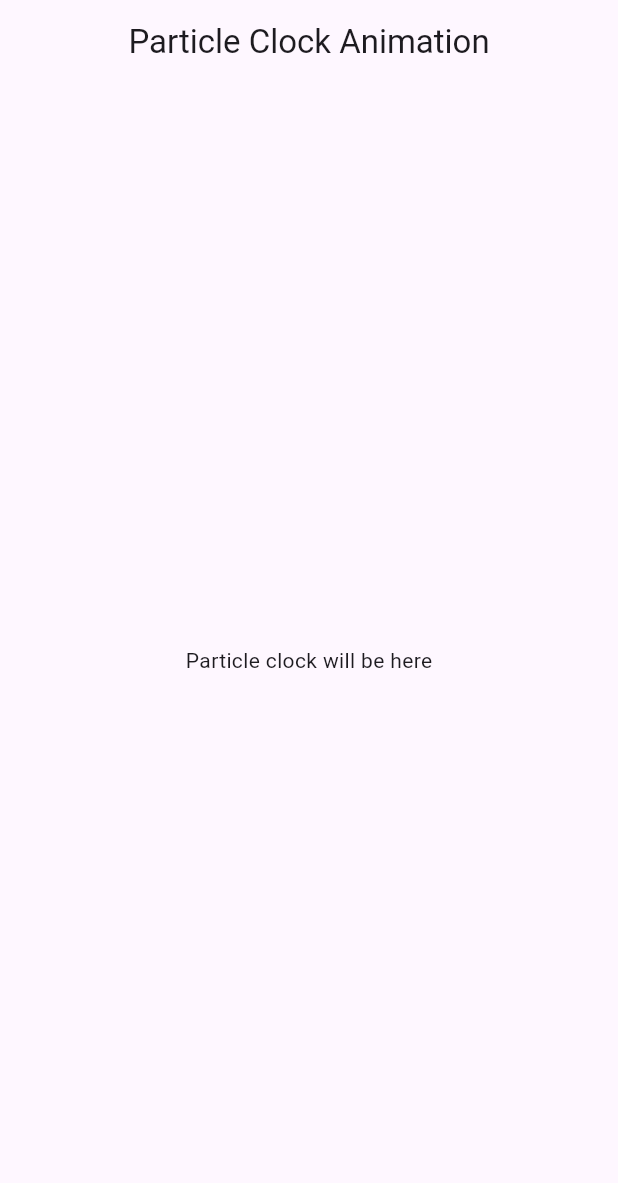
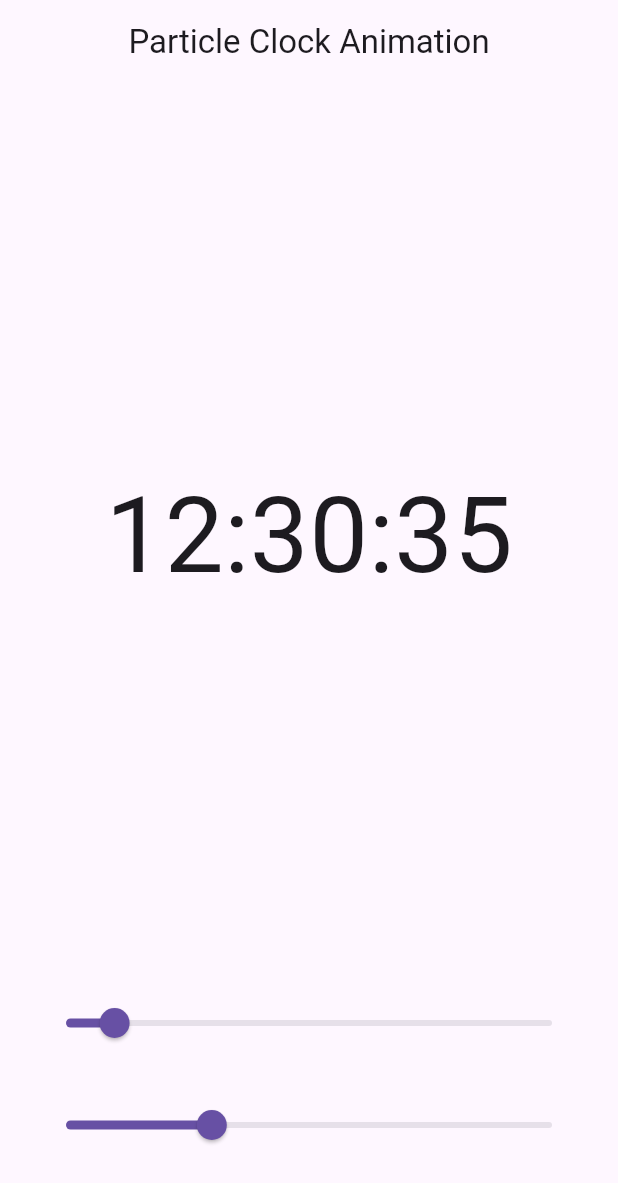
Before and after one commit to cscoderr/particle_clock_animation_starter, a Flutter app: the screen it shows after launch, on a phone screen of 412 x 824 dp. Shown: the top 1183 px of the screen. Run offline on Flutter 3.47's test engine with Material 3 defaults, Android fonts, the light colour scheme and no system bars.

Commit message:
update particle clock page

```diff
--- a/lib/particle_clock_page.dart
+++ b/lib/particle_clock_page.dart
@@ -1,8 +1,15 @@
 import 'package:flutter/material.dart';
 
-class ParticleClockPage extends StatelessWidget {
+class ParticleClockPage extends StatefulWidget {
   const ParticleClockPage({super.key});
 
+  @override
+  State<ParticleClockPage> createState() => _ParticleClockPageState();
+}
+
+class _ParticleClockPageState extends State<ParticleClockPage> {
+  double progress = 0.1;
+  double spring = 0.3;
   @override
   Widget build(BuildContext context) {
     return Scaffold(
@@ -10,7 +17,36 @@ class ParticleClockPage extends StatelessWidget {
         title: const Text('Particle Clock Animation'),
         centerTitle: true,
       ),
-      body: Center(child: Text('Particle clock will be here')),
+      body: Padding(
+        padding: const EdgeInsets.symmetric(horizontal: 20),
+        child: Column(
+          children: [
+            Expanded(
+              child: Center(
+                child: Text('12:30:35', style: TextStyle(fontSize: 70)),
+              ),
+            ),
+            Slider.adaptive(
+              value: progress,
+              onChanged: (value) {
+                setState(() {
+                  progress = value;
+                });
+              },
+            ),
+            SizedBox(height: 20),
+            Slider.adaptive(
+              value: spring,
+              onChanged: (value) {
+                setState(() {
+                  spring = value;
+                });
+              },
+            ),
+            SizedBox(height: 50),
+          ],
+        ),
+      ),
     );
   }
 }
```
